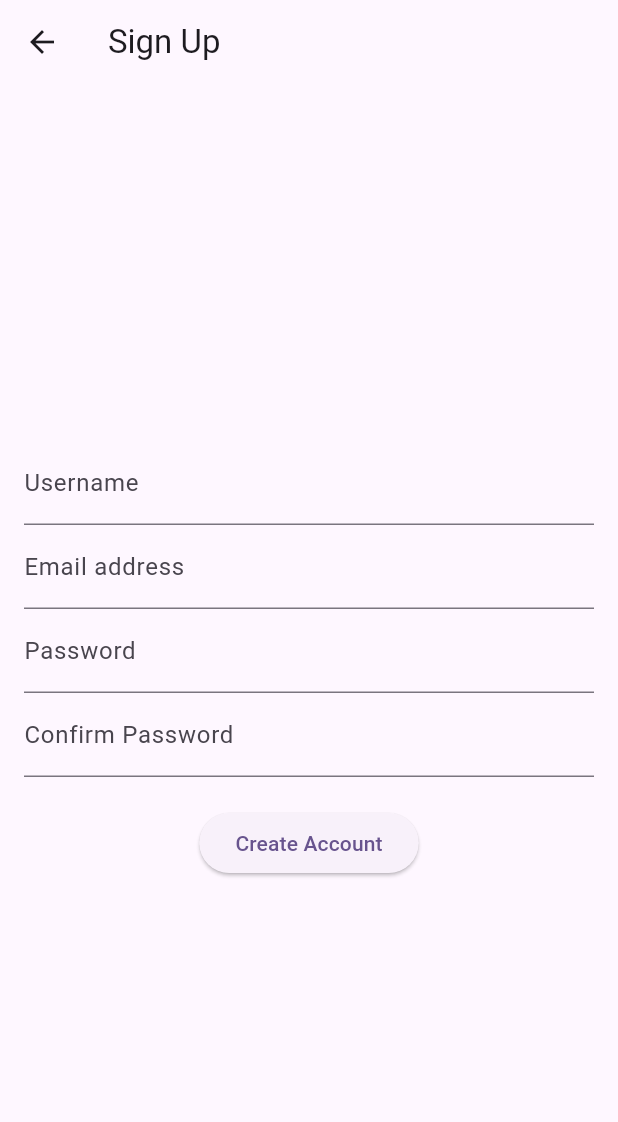
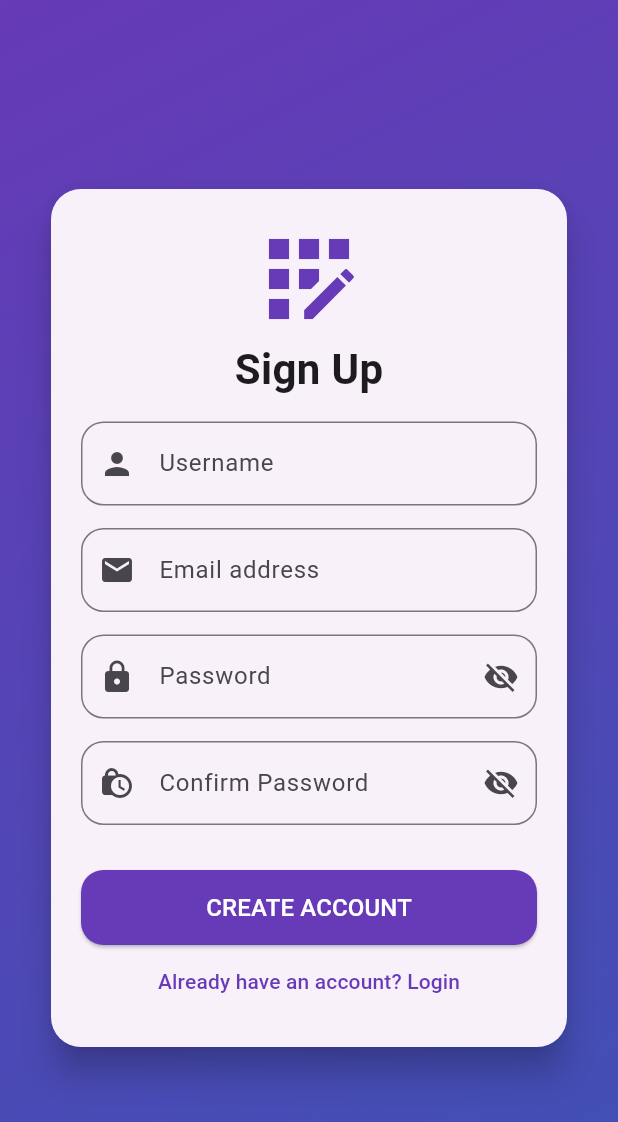
Before and after one commit to bishal-2630/MessagingApp, a Flutter app: the SignUpScreen screen opened directly, on a phone screen of 412 x 824 dp. Shown: the top 1122 px of the screen. Run offline on Flutter 3.47's test engine with Material 3 defaults, Android fonts, the phone set to English and light mode, and no system bars; our stand-ins replace shared_preferences; accounts and stored records are empty; network calls fail.

Commit message:
Updated the signup screen UI, added the login validation and email verification

```diff
--- a/frontend/lib/login_screen.dart
+++ b/frontend/lib/login_screen.dart
@@ -2,6 +2,7 @@ import 'package:flutter/material.dart';
 import 'dart:convert';
 import 'package:http/http.dart' as http;
 import 'signup_screen.dart';
+import 'package:shared_preferences/shared_preferences.dart';
 
 class LoginScreen extends StatefulWidget {
   const LoginScreen({super.key});
@@ -29,6 +30,10 @@ class _LoginScreenState extends State<LoginScreen> {
     if (response.statusCode == 200) {
       final data = jsonDecode(response.body);
       print("Success! Token: ${data['token']}");
+
+      final prefs = await SharedPreferences.getInstance();
+      await prefs.setString('token', data['token']);
+
       ScaffoldMessenger.of(context).showSnackBar(
         const SnackBar(content: Text('Login Successful!')),
       );
--- a/frontend/lib/signup_screen.dart
+++ b/frontend/lib/signup_screen.dart
@@ -9,20 +9,45 @@ class SignUpScreen extends StatefulWidget {
   State<SignUpScreen> createState() => _SignUpScreenState();
 }
 
-class _SignUpScreenState extends State<SignUpScreen>{
+class _SignUpScreenState extends State<SignUpScreen> {
   final TextEditingController _usernameController = TextEditingController();
   final TextEditingController _emailController = TextEditingController();
   final TextEditingController _passwordController = TextEditingController();
   final TextEditingController _confirmPasswordController = TextEditingController();
 
-    Future<void> registerUser() async{
-        if (_passwordController.text != _confirmPasswordController.text) {
+  bool _obscurePassword = true;
+  bool _obscureConfirmPassword = true;
+
+  bool isValidEmail(String email) {
+  return RegExp(r'^[\w-\.]+@([\w-]+\.)+[\w-]{2,4}$').hasMatch(email);
+}
+
+  Future<void> registerUser() async {
+
+    if(!isValidEmail(_emailController.text)){
       ScaffoldMessenger.of(context).showSnackBar(
-                const SnackBar(content: Text('Passwords do not match')),
+        const SnackBar(content: Text('Please enter a valid email address.')),
       );
       return;
     }
 
+    if(_passwordController.text.length < 6){
+      ScaffoldMessenger.of(context).showSnackBar(
+        const SnackBar(content: Text('Password must be at least 6 characters long.')),
+      );
+      return;
+    }
+
+    if (_passwordController.text != _confirmPasswordController.text) {
+      ScaffoldMessenger.of(context).showSnackBar(
+        const SnackBar(content: Text('Passwords do not match!')),
+      );
+      return;
+    }
+
+
+
+    // 2. HTTP Request
     final response = await http.post(
       Uri.parse('http://10.0.2.2:8000/api/register/'),
       headers: {'Content-Type': 'application/json'},
@@ -33,53 +58,134 @@ class _SignUpScreenState extends State<SignUpScreen>{
       }),
     );
 
-        if (response.statusCode == 200 || response.statusCode == 201) {
-            final data = jsonDecode(response.body);
-            print("Registration Successful! Token: ${data['token']}");
+    if (response.statusCode == 201 || response.statusCode == 200) {
+      ScaffoldMessenger.of(context).showSnackBar(
+        const SnackBar(content: Text('Account Created! Please Login.')),
+      );
+      Navigator.pop(context); // Goes back to Login screen
     } else {
-            print("Registration failed: ${response.body}");
+      print("Error: ${response.body}");
     }
   }
 
   @override
-    Widget build(BuildContext context){
+  Widget build(BuildContext context) {
     return Scaffold(
-            appBar: AppBar(title: const Text('Sign Up')),
-            body: Padding(
-                padding: const EdgeInsets.all(16.0),
+      body: Container(
+        decoration: const BoxDecoration(
+          gradient: LinearGradient(
+            begin: Alignment.topLeft,
+            end: Alignment.bottomRight,
+            colors: [Colors.deepPurple, Colors.indigo],
+          ),
+        ),
+        child: Center(
+          child: SingleChildScrollView(
+            padding: const EdgeInsets.all(30.0),
+            child: Card(
+              elevation: 10,
+              shape: RoundedRectangleBorder(borderRadius: BorderRadius.circular(20)),
+              child: Padding(
+                padding: const EdgeInsets.all(20.0),
                 child: Column(
-                    mainAxisAlignment: MainAxisAlignment.center,
+                  mainAxisSize: MainAxisSize.min,
                   children: [
+                    const Icon(Icons.app_registration, size: 80, color: Colors.deepPurple),
+                    const Text(
+                      "Sign Up",
+                      style: TextStyle(fontSize: 28, fontWeight: FontWeight.bold),
+                    ),
+                    const SizedBox(height: 15),
+
+                    // Username
                     TextField(
                       controller: _usernameController,
-                            decoration: const InputDecoration(labelText: 'Username'),
+                      decoration: InputDecoration(
+                        labelText: 'Username',
+                        prefixIcon: const Icon(Icons.person),
+                        border: OutlineInputBorder(borderRadius: BorderRadius.circular(15)),
                       ),
+                    ),
+                    const SizedBox(height: 15),
+
+                    // Email
                     TextField(
                       controller: _emailController,
-                            decoration: const InputDecoration(labelText: 'Email address'),
+                      decoration: InputDecoration(
+                        labelText: 'Email address',
+                        prefixIcon: const Icon(Icons.email),
+                        border: OutlineInputBorder(borderRadius: BorderRadius.circular(15)),
                       ),
+                    ),
+                    const SizedBox(height: 15),
+
+                    // Password
                     TextField(
                       controller: _passwordController,
-                            decoration: const InputDecoration(labelText: 'Password'),
-                            obscureText: true,
+                      obscureText: _obscurePassword,
+                      decoration: InputDecoration(
+                        labelText: 'Password',
+                        prefixIcon: const Icon(Icons.lock),
+                        border: OutlineInputBorder(borderRadius: BorderRadius.circular(15)),
+
+                        suffixIcon: IconButton(
+                          icon: Icon(_obscurePassword ? Icons.visibility_off : Icons.visibility),
+                          onPressed: () {
+                            setState(() {
+                              _obscurePassword = !_obscurePassword;
+                            });
+                          },
                         ),
+                      ),
+                    ),
+                    const SizedBox(height: 15),
+
+                    // Confirm Password
                     TextField(
                       controller: _confirmPasswordController,
-                            decoration: const InputDecoration(labelText: 'Confirm Password'),
-                            obscureText: true,
+                      obscureText: _obscureConfirmPassword,
+                      decoration: InputDecoration(
+                        labelText: 'Confirm Password',
+                        prefixIcon: const Icon(Icons.lock_clock),
+                        border: OutlineInputBorder(borderRadius: BorderRadius.circular(15)),
+
+                        suffixIcon: IconButton(
+                          icon: Icon(_obscureConfirmPassword ? Icons.visibility_off : Icons.visibility),
+                          onPressed: () {
+                            setState(() {
+                              _obscureConfirmPassword = !_obscureConfirmPassword;
+                            });
+                          },
                         ),
-                        const SizedBox(height: 20),
-                        ElevatedButton(
-                            onPressed: (){
+                      ),
+                    ),
+                    const SizedBox(height: 30),
 
-                            },
-                            child: const Text('Create Account'),
+                    // Register Button
+                    SizedBox(
+                      width: double.infinity,
+                      height: 50,
+                      child: ElevatedButton(
+                        onPressed: registerUser,
+                        style: ElevatedButton.styleFrom(
+                          backgroundColor: Colors.deepPurple,
+                          foregroundColor: Colors.white,
+                          shape: RoundedRectangleBorder(borderRadius: BorderRadius.circular(15)),
+                        ),
+                        child: const Text('CREATE ACCOUNT', style: TextStyle(fontSize: 16)),
+                      ),
+                    ),
+                    TextButton(
+                      onPressed: () => Navigator.pop(context),
+                      child: const Text("Already have an account? Login", style: TextStyle(color: Colors.deepPurple)),
                     ),
                   ],
                 ),
-
               ),
-
+            ),
+          ),
+        ),
+      ),
     );
   }
 }
--- a/frontend/pubspec.yaml
+++ b/frontend/pubspec.yaml
@@ -11,6 +11,7 @@ dependencies:
     sdk: flutter
   cupertino_icons: ^1.0.8
   http: ^1.2.2
+  shared_preferences: ^2.2.2
 
 
 dev_dependencies:
```
Also changed, not shown: frontend/lib/main.dart (+22 -10 lines), frontend/pubspec.lock, 3 other files. Lines whose indentation alone changed are shown as unchanged.
